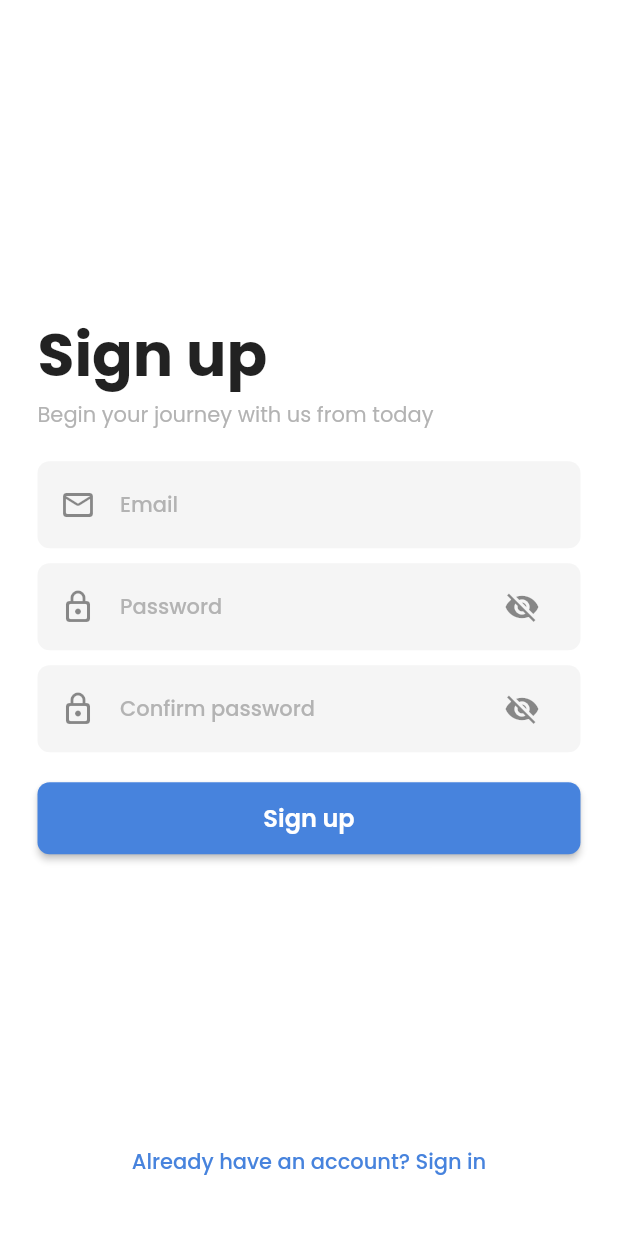
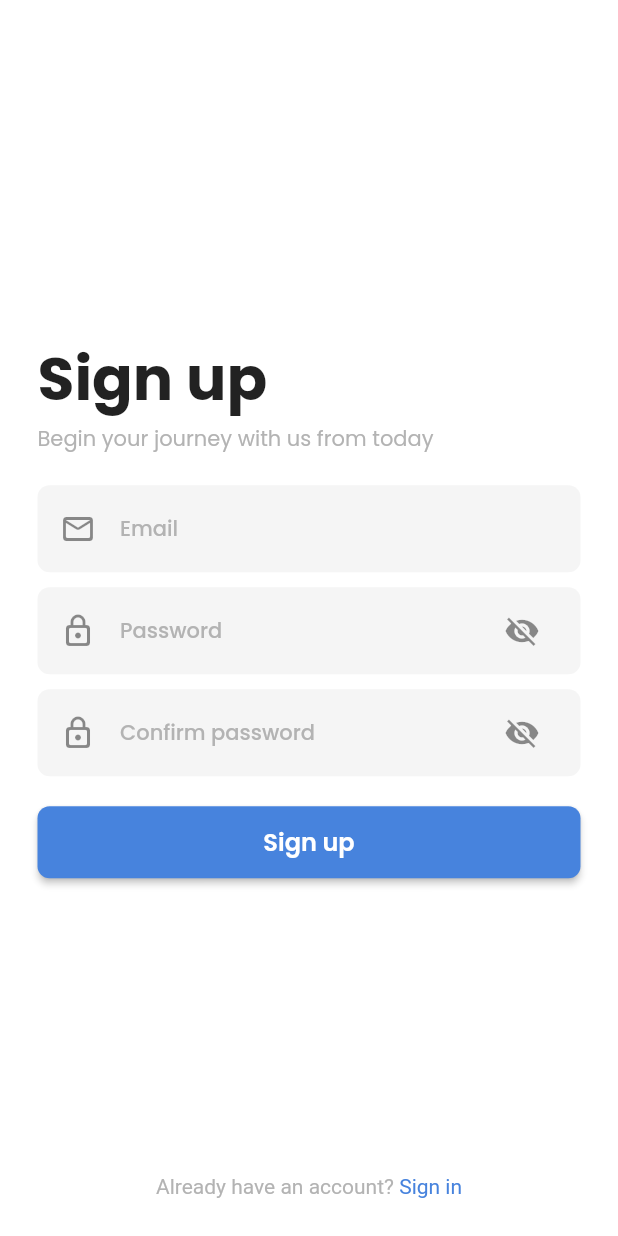
Before and after one commit to tran-haison/Covid-Overcoming, a Flutter app: the SignUpPage screen opened by its route, on a phone screen of 412 x 824 dp. Run offline on Flutter 3.47's test engine with Material 2 defaults, Android fonts, the phone set to English and light mode, and no system bars; drawn by our look-alikes of oktoast; our stand-ins replace either_dart, equatable, firebase_auth, firebase_core, floor, fluro and 7 more; missing offline and left inert: sp_util; accounts and stored records are empty; generated files the repository leaves out were written again; statements that could not run were skipped.

Commit message:
chore: Switch text button to rich text

```diff
--- a/lib/l10n/intl_en.arb
+++ b/lib/l10n/intl_en.arb
@@ -15,7 +15,7 @@
   "test_system_description": "Various tests to quickly find out any problem with body system",
   "expert_connection": "Expert connection",
   "expert_connection_description": "Talk to expert and follow advice for best recovery",
-  "dont_have_an_account_sign_up": "Don't have an account? Sign up",
+  "dont_have_an_account": "Don't have an account?",
   "sign_in": "Sign in",
   "sign_up": "Sign up",
   "enter_email_and_password_to_get_started": "Enter email and password to get started",
@@ -24,7 +24,7 @@
   "confirm_password": "Confirm password",
   "forgot_password": "Forgot password",
   "begin_your_journey_with_us_from_today": "Begin your journey with us from today",
-  "already_have_an_account_sign_in": "Already have an account? Sign in",
+  "already_have_an_account": "Already have an account?",
   "we_will_send_a_link_to_your_email_to_reset_password": "We will send a link to your email to reset password",
   "confirm": "Confirm",
   "schedule": "Schedule",
--- a/lib/l10n/intl_vi.arb
+++ b/lib/l10n/intl_vi.arb
@@ -15,7 +15,7 @@
   "test_system_description": "Various tests to quickly find out any problem with body system",
   "expert_connection": "Expert connection",
   "expert_connection_description": "Talk to expert and follow advice for best recovery",
-  "dont_have_an_account_sign_up": "Don't have an account? Sign up",
+  "dont_have_an_account": "Don't have an account?",
   "sign_in": "Sign in",
   "sign_up": "Sign up",
   "enter_email_and_password_to_get_started": "Enter email and password to get started",
@@ -24,7 +24,7 @@
   "confirm_password": "Confirm password",
   "forgot_password": "Forgot password",
   "begin_your_journey_with_us_from_today": "Begin your journey with us from today",
-  "already_have_an_account_sign_in": "Already have an account? Sign in",
+  "already_have_an_account": "Already have an account?",
   "we_will_send_a_link_to_your_email_to_reset_password": "We will send a link to your email to reset password",
   "confirm": "Confirm",
   "schedule": "Schedule",
--- a/lib/presentation/pages/auth/signup/sign_up_page.dart
+++ b/lib/presentation/pages/auth/signup/sign_up_page.dart
@@ -4,7 +4,9 @@ import 'package:covid_overcoming/presentation/widgets/common_buttons.dart';
 import 'package:covid_overcoming/presentation/widgets/common_gaps.dart';
 import 'package:covid_overcoming/presentation/widgets/common_text_form_field.dart';
 import 'package:covid_overcoming/presentation/widgets/common_text_styles.dart';
+import 'package:covid_overcoming/values/res/colors.dart';
 import 'package:covid_overcoming/values/res/dimens.dart';
+import 'package:flutter/gestures.dart';
 import 'package:flutter/material.dart';
 
 class SignUpPage extends StatelessWidget {
@@ -95,9 +97,22 @@ class SignUpPage extends StatelessWidget {
   }
 
   Widget _buildSignInTextButton(BuildContext context) {
-    return TextButton(
-      onPressed: () => NavigatorUtils.goBack(context),
-      child: Text(S.current.already_have_an_account_sign_in),
+    return RichText(
+      text: TextSpan(
+        text: S.current.already_have_an_account,
+        style: textStyle14Gray,
+        children: <TextSpan>[
+          const TextSpan(text: ' '),
+          TextSpan(
+            text: S.current.sign_in,
+            style: textStyle14Gray.copyWith(color: colorPrimary),
+            recognizer: TapGestureRecognizer()
+              ..onTap = () {
+                NavigatorUtils.goBack(context);
+              },
+          ),
+        ],
+      ),
     );
   }
 }
```
Also changed, not shown: lib/presentation/pages/auth/signin/sign_in_page.dart (+19 -4 lines), lib/generated/intl/messages_en.dart, lib/generated/intl/messages_vi.dart, lib/generated/l10n.dart.
